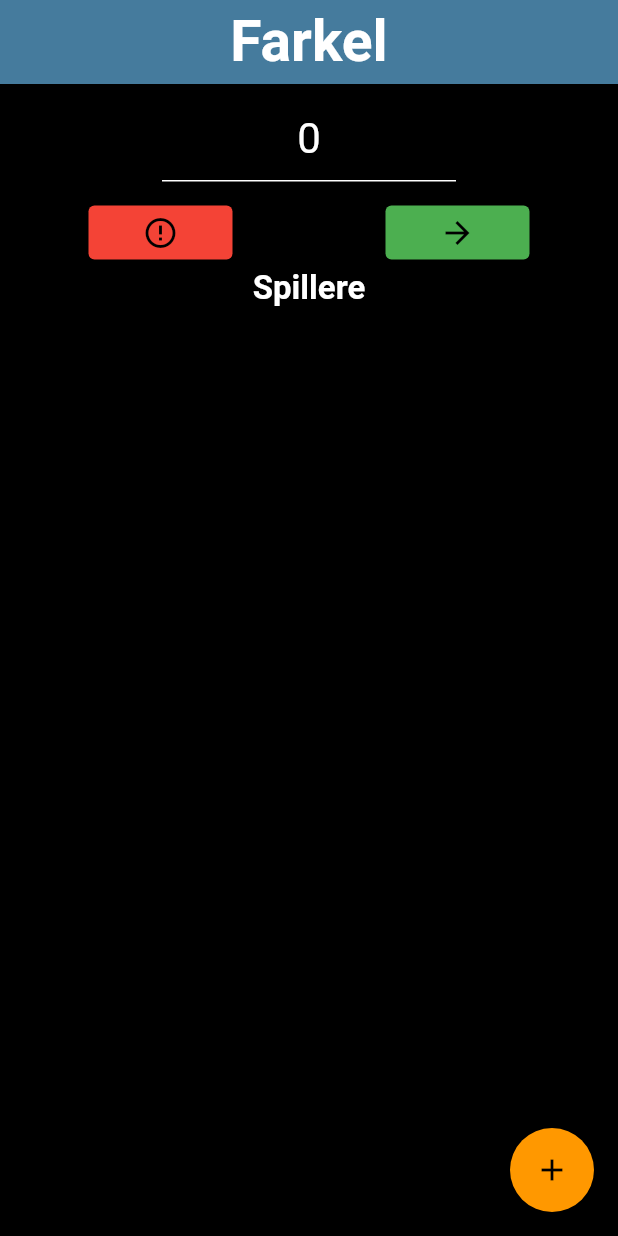
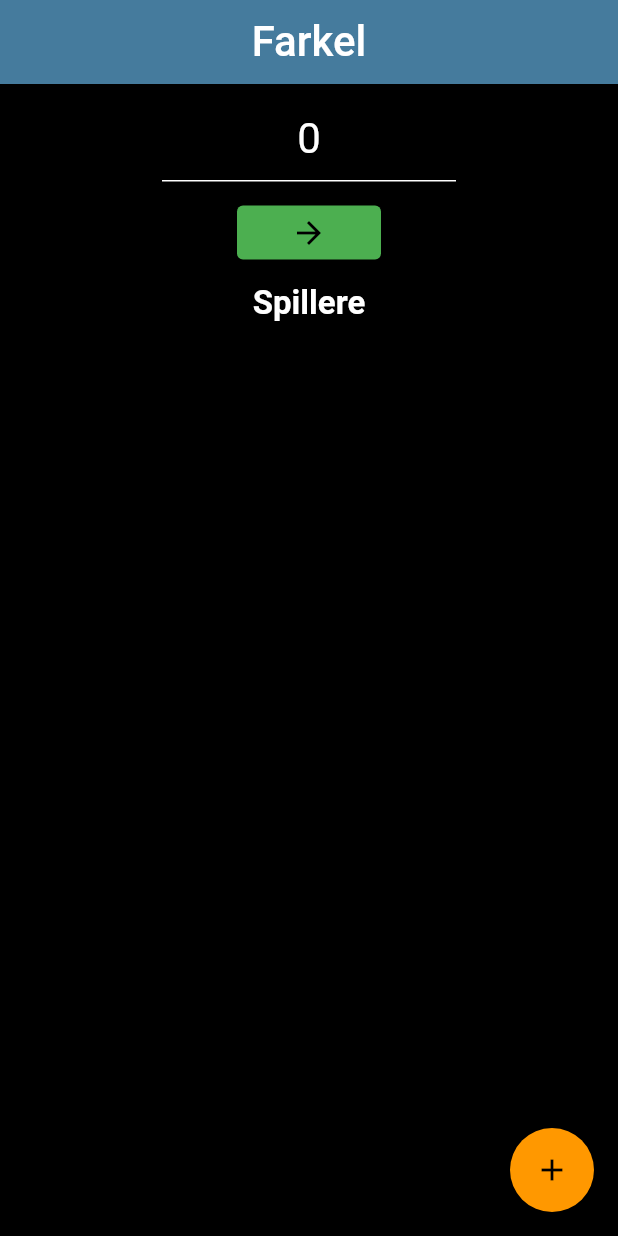
Before and after one commit to MarcKlesiewicz/Farkel, a Flutter app: the screen it shows after launch, on a phone screen of 412 x 824 dp. Run offline on Flutter 3.47's test engine with Material 2 defaults, Android fonts, the light colour scheme and no system bars; our stand-ins replace google_fonts; Roboto replaces fonts that are missing (Acme).

Commit message:
Added validation method and refactored buttons

```diff
--- a/farkel_app/lib/main.dart
+++ b/farkel_app/lib/main.dart
@@ -36,8 +36,8 @@ class MyHomePage extends StatefulWidget {
 
 class _MyHomePageState extends State<MyHomePage> {
   List<PlayerModel> _players = [];
-  PlayerModel _selectedPlayer = PlayerModel('', 0);
-  TextEditingController _pointController = TextEditingController();
+  PlayerModel _selectedPlayer = PlayerModel('', 0, 0);
+  final TextEditingController _pointController = TextEditingController();
 
   @override
   Widget build(BuildContext context) {
@@ -47,8 +47,7 @@ class _MyHomePageState extends State<MyHomePage> {
         title: Center(
             child: Text(
           'Farkel',
-          style: GoogleFonts.amaticSc(
-              fontSize: 38, fontWeight: FontWeight.bold, color: Colors.white),
+          style: GoogleFonts.acme(fontSize: 28, color: Colors.white),
         )),
       ),
       body: Container(
@@ -58,9 +57,11 @@ class _MyHomePageState extends State<MyHomePage> {
           child: Column(
             children: [
               PointInput(
-                onAdd: _addPoint,
-                onDismissed: () {},
+                onValidate: _validateScore,
                 pointController: _pointController,
+              ),
+              SizedBox(
+                height: 10,
               ),
               Text(
                 'Spillere',
@@ -81,7 +82,7 @@ class _MyHomePageState extends State<MyHomePage> {
                     return Dismissible(
                       onDismissed: ((direction) {
                         setState(() {
-                          _selectedPlayer = PlayerModel('', 0);
+                          _selectedPlayer = PlayerModel('', 0, 0);
                           _players.removeAt(index);
                         });
                       }),
@@ -101,7 +102,14 @@ class _MyHomePageState extends State<MyHomePage> {
                                 });
                               },
                               textColor: Colors.white,
-                              title: Text(player.name),
+                              title: Text(
+                                player.name,
+                                style: TextStyle(
+                                    fontWeight: FontWeight.bold, fontSize: 20),
+                              ),
+                              subtitle: Text(
+                                'streak: ${player.streak}',
+                              ),
                               trailing: Text(player.score.toString()),
                             ),
                           ),
@@ -118,7 +126,6 @@ class _MyHomePageState extends State<MyHomePage> {
       ),
       floatingActionButton: FloatingActionButton(
         onPressed: () => _openAddPlayerDialog(context),
-        tooltip: 'Increment',
         child: const Icon(Icons.add),
       ),
     );
@@ -133,19 +140,26 @@ class _MyHomePageState extends State<MyHomePage> {
     });
   }
 
-  _addPoint() {
+  _validateScore() {
     if (_selectedPlayer.name == '') return;
     for (var i = 0; i < _players.length; i++) {
       if (_selectedPlayer == _players[i]) {
         setState(() {
-          _players[i].score += int.parse(_pointController.text);
+          if (_pointController.text != '') {
+            _players[i].score += int.parse(_pointController.text);
+            _players[i].streak++;
+          } else {
+            _players[i].streak = 0;
+          }
           _pointController.clear();
+
           if (_selectedPlayer.name == _players.last.name) {
             _selectedPlayer = _players.first;
           } else {
             _selectedPlayer = _players[i + 1];
           }
         });
+        return;
       }
     }
   }
--- a/farkel_app/lib/models/player_model.dart
+++ b/farkel_app/lib/models/player_model.dart
@@ -1,6 +1,7 @@
 class PlayerModel {
   final String name;
   int score;
+  int streak;
 
-  PlayerModel(this.name, this.score);
+  PlayerModel(this.name, this.score, this.streak);
 }
--- a/farkel_app/lib/widgets/add_player_dialog.dart
+++ b/farkel_app/lib/widgets/add_player_dialog.dart
@@ -38,7 +38,7 @@ class AddPlayerDialog extends StatelessWidget {
                         return;
                       } else {
                         Navigator.pop(
-                            context, PlayerModel(_nameController.text, 0));
+                            context, PlayerModel(_nameController.text, 0, 0));
                       }
                     },
                     child: Text('Tilføj'))
--- a/farkel_app/lib/widgets/point_input.dart
+++ b/farkel_app/lib/widgets/point_input.dart
@@ -3,14 +3,10 @@ import 'package:flutter/material.dart';
 
 // ignore_for_file: prefer_const_constructors
 class PointInput extends StatelessWidget {
-  final Function() onAdd;
-  final Function() onDismissed;
+  final Function() onValidate;
   final TextEditingController pointController;
   const PointInput(
-      {Key? key,
-      required this.onAdd,
-      required this.onDismissed,
-      required this.pointController})
+      {Key? key, required this.onValidate, required this.pointController})
       : super(key: key);
 
   @override
@@ -41,26 +37,13 @@ class PointInput extends StatelessWidget {
         SizedBox(
           height: 10,
         ),
-        Row(
-          mainAxisAlignment: MainAxisAlignment.spaceAround,
-          children: [
         ElevatedButton(
-              onPressed: onDismissed,
-              child: Padding(
-                padding: const EdgeInsets.only(left: 20, right: 20),
-                child: Icon(Icons.error_outline),
-              ),
-              style: ElevatedButton.styleFrom(primary: Colors.red),
-            ),
-            ElevatedButton(
-              onPressed: onAdd,
+          onPressed: onValidate,
           child: Padding(
             padding: const EdgeInsets.only(left: 20, right: 20),
             child: Icon(Icons.arrow_forward),
           ),
           style: ElevatedButton.styleFrom(primary: Colors.green),
-            ),
-          ],
         )
       ],
     );
```
Lines whose indentation alone changed are shown as unchanged.
